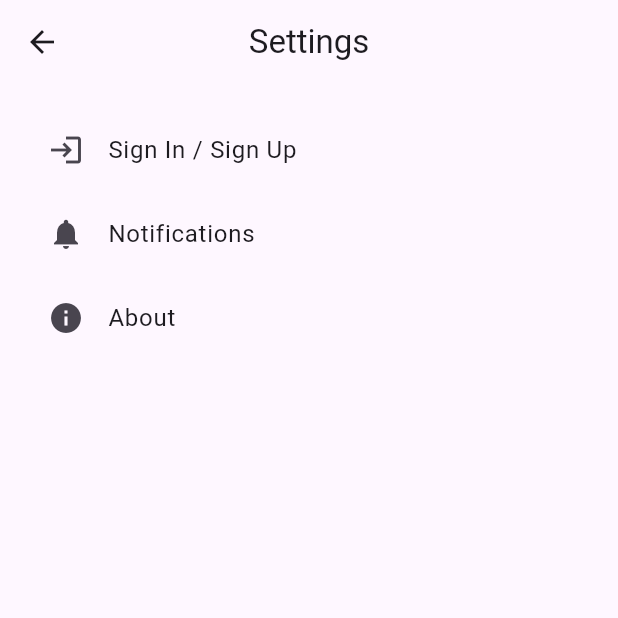
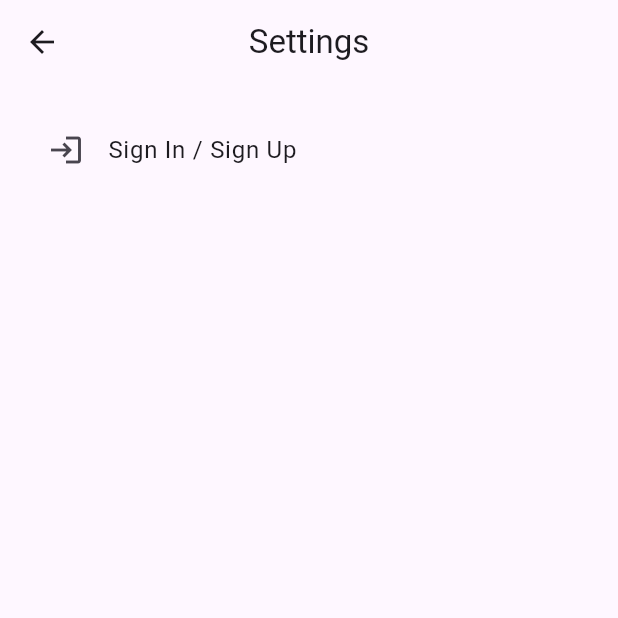
Before and after one commit to DavidNis/IOT_Project, a Flutter app: the SettingsScreen screen opened directly, on a phone screen of 412 x 824 dp, the top half of it. Run offline on Flutter 3.47's test engine with Material 3 defaults, Android fonts, the light colour scheme and no system bars; our stand-ins replace firebase_auth, firebase_database, fl_chart, geolocator; accounts and stored records are empty.

Commit message:
Update setting_screen.dart

```diff
--- a/App/lib/Screens/setting_screen.dart
+++ b/App/lib/Screens/setting_screen.dart
@@ -25,20 +25,20 @@ class _SettingsScreenState extends State<SettingsScreen> {
               _showAuthDialog();
             },
           ),
-          ListTile(
-            leading: Icon(Icons.notifications),
-            title: Text('Notifications'),
-            onTap: () {
-              // Placeholder for notifications settings
-            },
-          ),
-          ListTile(
-            leading: Icon(Icons.info),
-            title: Text('About'),
-            onTap: () {
-              // Placeholder for about section
-            },
-          ),
+          // ListTile(
+          //   leading: Icon(Icons.notifications),
+          //   title: Text('Notifications'),
+          //   onTap: () {
+          //     // Placeholder for notifications settings
+          //   },
+          // ),
+          // ListTile(
+          //   leading: Icon(Icons.info),
+          //   title: Text('About'),
+          //   onTap: () {
+          //     // Placeholder for about section
+          //   },
+          // ),
         ],
       ),
     );
```
